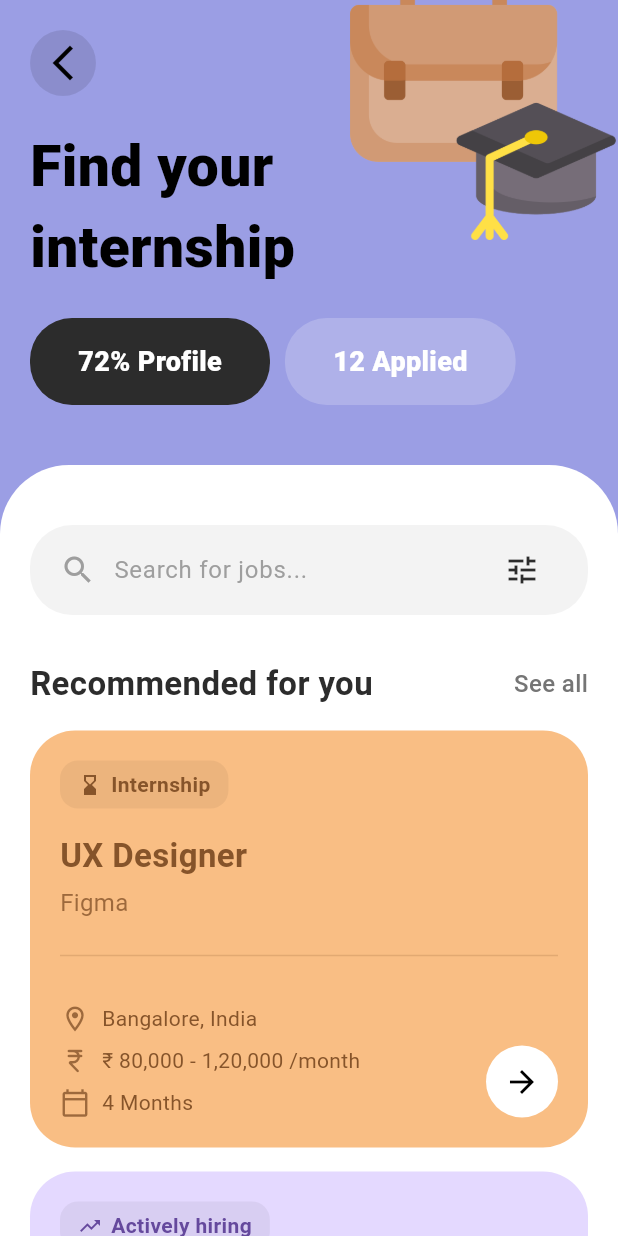
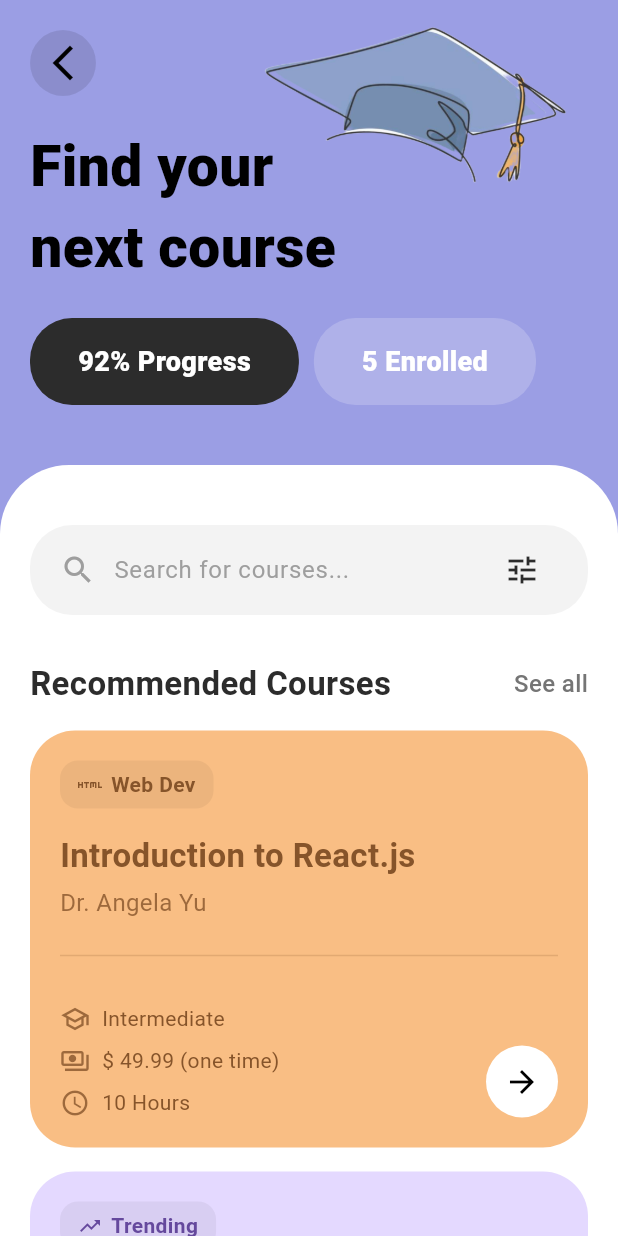
Before and after one commit to Arjav-07/grade_learn, a Flutter app: the InternshipPage screen opened by its route, on a phone screen of 412 x 824 dp. Run offline on Flutter 3.47's test engine with Material 3 defaults, Android fonts, the phone set to English and light mode, and no system bars; our stand-ins replace cloud_firestore, firebase_auth, firebase_core, flutter_dotenv, flutter_staggered_animations; accounts and stored records are empty; network calls fail.

```diff
--- a/lib/auth/onboarding_page.dart
+++ b/lib/auth/onboarding_page.dart
@@ -38,14 +38,14 @@ class _OnboardingScreenState extends State<OnboardingPage> {
   final List<OnboardingModel> _pages = [
     OnboardingModel(
       illustrationPath: 'assets/images/onboarding1.png',
-      title: 'A shop in your pocket.',
+      title: 'A guidance in your pocket.',
       subtitle:
-          "We’re very lucky to find you! With Shoppy we can save your lovely time.",
+          "We’re very lucky to find you! With guidance we can save your lovely time.",
     ),
     OnboardingModel(
       illustrationPath: 'assets/images/onboarding2.png',
       title: 'Everything can be find!',
-      subtitle: "With Shoppy we will not let you be confused. Enjoy shopping!",
+      subtitle: "With SkillWaves we will not let you be confused. Enjoy shopping!",
     ),
   ];
 
--- a/lib/pages/chatwelcome_page.dart
+++ b/lib/pages/chatwelcome_page.dart
@@ -85,7 +85,7 @@ class ChatWelcome extends StatelessWidget {
           const Spacer(),
           // App Title (Center)
           const Text(
-            'Grade Learn',
+            'Skill Waves',
 
             style: TextStyle(
               fontSize: 22,
@@ -144,7 +144,7 @@ class ChatWelcome extends StatelessWidget {
         children: [
           const TextSpan(text: 'Welcome to\n'),
           TextSpan(
-            text: 'Grade Learn ',
+            text: 'Skill Waves',
             style: TextStyle(
               color: kPrimaryGreen,
             ),
--- a/lib/pages/internship_page.dart
+++ b/lib/pages/internship_page.dart
@@ -2,24 +2,24 @@ import 'package:flutter/material.dart';
 import 'package:flutter/services.dart';
 import 'package:grade_learn/screens/internship_detail_page.dart';
 
-// --- Data Model for a Job Card ---
-class JobCardData {
-  final String jobTitle;
-  final String company;
-  final String location;
-  final String salary;
-  final String duration;
+// --- Data Model for a Lesson Card (Renamed and updated fields) ---
+class LessonCardData {
+  final String lessonTitle; // Formerly jobTitle
+  final String instructor; // Formerly company
+  final String level; // Formerly location
+  final String price; // Formerly salary
+  final String totalDuration; // Formerly duration
   final String? tagText;
   final IconData? tagIcon;
   final Color cardColor;
   final Color textColor;
 
-  JobCardData({
-    required this.jobTitle,
-    required this.company,
-    required this.location,
-    required this.salary,
-    required this.duration,
+  LessonCardData({
+    required this.lessonTitle,
+    required this.instructor,
+    required this.level,
+    required this.price,
+    required this.totalDuration,
     this.tagText,
     this.tagIcon,
     required this.cardColor,
@@ -46,83 +46,97 @@ class InternshipPage extends StatefulWidget {
 class _InternshipPageState extends State<InternshipPage> {
   final TextEditingController _searchController = TextEditingController();
 
-  final List<JobCardData> _allJobs = [
-    JobCardData(
-      tagText: 'Internship',
-      tagIcon: Icons.hourglass_bottom_outlined,
-      jobTitle: 'UX Designer',
-      company: 'Figma',
-      location: 'Bangalore, India',
-      salary: '₹ 80,000 - 1,20,000 /month',
-      duration: '4 Months',
+  // Updated Data to LessonCardData
+  final List<LessonCardData> _allLessons = [
+    LessonCardData(
+      tagText: 'Web Dev',
+      tagIcon: Icons.html_outlined,
+      lessonTitle: 'Introduction to React.js',
+      instructor: 'Dr. Angela Yu',
+      level: 'Intermediate',
+      price: '\$ 49.99 (one time)',
+      totalDuration: '10 Hours',
       cardColor: const Color(0xFFF9BE84),
       textColor: const Color(0xFF86542A),
     ),
-    JobCardData(
-      tagText: 'Actively hiring',
+    LessonCardData(
+      tagText: 'Trending',
       tagIcon: Icons.trending_up,
-      jobTitle: 'Graphic Design',
-      company: 'Idea Usher',
-      location: 'Work From Home',
-      salary: '₹ 12,000 - 1,50,000 /month',
-      duration: '6 Months',
+      lessonTitle: 'Complete Python Bootcamp',
+      instructor: 'Jose Portilla',
+      level: 'Beginner',
+      price: '\$ 19.99 (sale price)',
+      totalDuration: '22 Hours',
       cardColor: const Color(0xFFE4D9FF),
       textColor: const Color(0xFF65499D),
     ),
-    JobCardData(
-      tagText: 'Full-Time',
-      tagIcon: Icons.business_center_outlined,
-      jobTitle: 'Flutter Developer',
-      company: 'Skill Waves',
-      location: 'Remote (India)',
-      salary: '₹ 40,000 - 90,000 /month',
-      duration: 'Permanent',
+    LessonCardData(
+      tagText: 'Mobile',
+      tagIcon: Icons.phone_android,
+      lessonTitle: 'Advanced Flutter State Management',
+      instructor: 'Andrea Bizzotto',
+      level: 'Expert',
+      price: '\$ 99.00',
+      totalDuration: '18 Lessons',
       cardColor: kDarkPill,
+      textColor: Colors.white,
+    ),
+    LessonCardData(
+      tagText: 'Database',
+      tagIcon: Icons.storage,
+      lessonTitle: 'SQL and PostgreSQL Basics',
+      instructor: 'Zomato Academy',
+      level: 'Beginner',
+      price: 'Free',
+      totalDuration: '5 Hours',
+      cardColor: const Color(0xFF673AB7),
       textColor: Colors.white,
     ),
   ];
 
-  List<JobCardData> _filteredJobs = [];
+  List<LessonCardData> _filteredLessons = [];
   String _selectedCategory = 'All';
   bool _showCategories = false;
 
   final Map<String, String> _categoryMap = {
     'All': 'All',
-    'Actively hiring': 'Hiring',
-    'Full-Time': 'Full-Time',
-    'Internship': 'Internship',
+    'Web Dev': 'Web Dev',
+    'Mobile': 'Mobile',
+    'Database': 'Database',
+    'Trending': 'Trending',
   };
 
   final Map<String, IconData> _iconMap = {
     'All': Icons.apps,
-    'Hiring': Icons.trending_up,
-    'Full-Time': Icons.business_center,
-    'Internship': Icons.school,
+    'Web Dev': Icons.html_outlined,
+    'Mobile': Icons.phone_android,
+    'Database': Icons.storage,
+    'Trending': Icons.trending_up,
   };
 
   @override
   void initState() {
     super.initState();
-    _filteredJobs = _allJobs;
-    _searchController.addListener(_filterJobs);
+    _filteredLessons = _allLessons;
+    _searchController.addListener(_filterLessons);
   }
 
   @override
   void dispose() {
-    _searchController.removeListener(_filterJobs);
+    _searchController.removeListener(_filterLessons);
     _searchController.dispose();
     super.dispose();
   }
 
-  void _filterJobs() {
+  void _filterLessons() {
     final searchQuery = _searchController.text.toLowerCase();
     setState(() {
-      _filteredJobs = _allJobs.where((job) {
+      _filteredLessons = _allLessons.where((lesson) {
         final categoryMatches =
-            _selectedCategory == 'All' || job.tagText == _selectedCategory;
+            _selectedCategory == 'All' || lesson.tagText == _selectedCategory;
         final searchMatches = searchQuery.isEmpty ||
-            job.jobTitle.toLowerCase().contains(searchQuery) ||
-            job.company.toLowerCase().contains(searchQuery);
+            lesson.lessonTitle.toLowerCase().contains(searchQuery) ||
+            lesson.instructor.toLowerCase().contains(searchQuery);
         return categoryMatches && searchMatches;
       }).toList();
     });
@@ -132,7 +146,7 @@ class _InternshipPageState extends State<InternshipPage> {
     setState(() {
       _selectedCategory = categoryKey;
     });
-    _filterJobs();
+    _filterLessons();
   }
 
   @override
@@ -150,7 +164,7 @@ class _InternshipPageState extends State<InternshipPage> {
           child: Column(
             children: [
               _buildHeader(),
-              _buildInternshipContent(),
+              _buildLessonContent(),
             ],
           ),
         ),
@@ -165,13 +179,15 @@ class _InternshipPageState extends State<InternshipPage> {
         clipBehavior: Clip.none,
         alignment: Alignment.center,
         children: [
+          // Changed image for lessons/courses
           Positioned(
             top: -40,
             right: -20,
             child: SizedBox(
               height: 180,
               child: Image.asset(
-                'assets/images/internship.png',
+                // NOTE: Use a different asset for "learning" if available
+                'assets/images/grad_cap.jpg',
                 fit: BoxFit.contain,
               ),
             ),
@@ -190,7 +206,7 @@ class _InternshipPageState extends State<InternshipPage> {
               ),
               const SizedBox(height: 20),
               const Text(
-                'Find your \ninternship',
+                'Find your \nnext course', // Updated text
                 style: TextStyle(
                     fontSize: 38,
                     fontWeight: FontWeight.w800,
@@ -199,9 +215,9 @@ class _InternshipPageState extends State<InternshipPage> {
               const SizedBox(height: 20),
               Row(
                 children: [
-                  _buildStatPill('72% Profile', const Color(0xFF2C2C2C)),
+                  _buildStatPill('92% Progress', const Color(0xFF2C2C2C)), // Updated stat
                   const SizedBox(width: 10),
-                  _buildStatPill('12 Applied', Colors.white.withOpacity(0.2)),
+                  _buildStatPill('5 Enrolled', Colors.white.withOpacity(0.2)), // Updated stat
                 ],
               ),
             ],
@@ -226,7 +242,7 @@ class _InternshipPageState extends State<InternshipPage> {
     );
   }
 
-  Widget _buildInternshipContent() {
+  Widget _buildLessonContent() {
     return Container(
       width: double.infinity,
       decoration: const BoxDecoration(
@@ -250,9 +266,9 @@ class _InternshipPageState extends State<InternshipPage> {
                   : const SizedBox.shrink(),
             ),
             const SizedBox(height: 30),
-            _buildSectionHeader(context, 'Recommended for you'),
+            _buildSectionHeader(context, 'Recommended Courses'), // Updated text
             const SizedBox(height: 16),
-            _buildJobList(),
+            _buildLessonList(),
             const SizedBox(height: 40),
           ],
         ),
@@ -260,13 +276,13 @@ class _InternshipPageState extends State<InternshipPage> {
     );
   }
 
-  Widget _buildJobList() {
-    if (_filteredJobs.isEmpty) {
+  Widget _buildLessonList() {
+    if (_filteredLessons.isEmpty) {
       return const Padding(
         padding: EdgeInsets.symmetric(vertical: 40.0),
         child: Center(
           child: Text(
-            'No matching jobs found.',
+            'No matching lessons found.', // Updated text
             style: TextStyle(fontSize: 18, color: Colors.grey),
           ),
         ),
@@ -276,31 +292,31 @@ class _InternshipPageState extends State<InternshipPage> {
     return ListView.separated(
       physics: const NeverScrollableScrollPhysics(),
       shrinkWrap: true,
-      itemCount: _filteredJobs.length,
+      itemCount: _filteredLessons.length,
       separatorBuilder: (context, index) => const SizedBox(height: 16),
       itemBuilder: (context, index) {
-        final job = _filteredJobs[index];
-        // --- 2. WRAP THE CARD WITH GESTUREDETECTOR ---
+        final lesson = _filteredLessons[index];
+        // --- NAVIGATE AND PASS THE DATA ---
         return GestureDetector(
           onTap: () {
-            // --- 3. NAVIGATE ON TAP ---
             Navigator.push(
               context,
               MaterialPageRoute(
-                builder: (context) => const InternshipDetailsPage(),
+                // Pass the LessonCardData object
+                builder: (context) => InternshipDetailsPage(lessonData: lesson),
               ),
             );
           },
-          child: _buildJobCard(
-            jobTitle: job.jobTitle,
-            company: job.company,
-            location: job.location,
-            salary: job.salary,
-            duration: job.duration,
-            tagText: job.tagText,
-            tagIcon: job.tagIcon,
-            cardColor: job.cardColor,
-            textColor: job.textColor,
+          child: _buildLessonCard(
+            lessonTitle: lesson.lessonTitle,
+            instructor: lesson.instructor,
+            level: lesson.level,
+            price: lesson.price,
+            totalDuration: lesson.totalDuration,
+            tagText: lesson.tagText,
+            tagIcon: lesson.tagIcon,
+            cardColor: lesson.cardColor,
+            textColor: lesson.textColor,
           ),
         );
       },
@@ -323,7 +339,7 @@ class _InternshipPageState extends State<InternshipPage> {
             child: TextField(
               controller: _searchController,
               decoration: const InputDecoration(
-                hintText: 'Search for jobs...',
+                hintText: 'Search for courses...', // Updated text
                 hintStyle: TextStyle(color: Colors.grey, fontSize: 16),
                 border: InputBorder.none,
               ),
@@ -430,12 +446,13 @@ class _InternshipPageState extends State<InternshipPage> {
     );
   }
 
-  Widget _buildJobCard({
-    required String jobTitle,
-    required String company,
-    required String location,
-    required String salary,
-    required String duration,
+  // Updated method name and parameters to reflect lessons
+  Widget _buildLessonCard({
+    required String lessonTitle,
+    required String instructor,
+    required String level,
+    required String price,
+    required String totalDuration,
     String? tagText,
     IconData? tagIcon,
     required Color cardColor,
@@ -476,7 +493,7 @@ class _InternshipPageState extends State<InternshipPage> {
             ),
           if (tagText != null) const SizedBox(height: 16),
           Text(
-            jobTitle,
+            lessonTitle,
             style: TextStyle(
               fontSize: 22,
               fontWeight: FontWeight.bold,
@@ -485,7 +502,7 @@ class _InternshipPageState extends State<InternshipPage> {
           ),
           const SizedBox(height: 4),
           Text(
-            company,
+            instructor,
             style: TextStyle(fontSize: 16, color: textColor.withOpacity(0.8)),
           ),
           Padding(
@@ -500,11 +517,11 @@ class _InternshipPageState extends State<InternshipPage> {
                   crossAxisAlignment: CrossAxisAlignment.start,
                   children: [
                     _buildDetailRow(
-                        Icons.location_on_outlined, location, textColor),
+                        Icons.school_outlined, level, textColor), // Level
                     _buildDetailRow(
-                        Icons.currency_rupee_rounded, salary, textColor),
+                        Icons.payments_outlined, price, textColor), // Price
                     _buildDetailRow(
-                        Icons.calendar_today_outlined, duration, textColor),
+                        Icons.schedule, totalDuration, textColor), // Duration
                   ],
                 ),
               ),
--- a/lib/screens/applied.dart
+++ b/lib/screens/applied.dart
@@ -55,7 +55,6 @@ class AppliedPage extends StatelessWidget {
   @override
   Widget build(BuildContext context) {
     // --- UI Constants for consistent theming ---
-    const Color primaryBackgroundColor = Color(0xFFFFD9C0);
     const Color cardBackgroundColor = Colors.white;
     const BorderRadius topBorderRadius = BorderRadius.only(
       topLeft: Radius.circular(32),
--- a/lib/settings/setting.dart
+++ b/lib/settings/setting.dart
@@ -3,8 +3,8 @@ import 'package:grade_learn/auth/onboarding_page.dart';
 import 'package:grade_learn/settings/change_password.dart';
 import 'package:grade_learn/settings/edit_profile.dart';
 import 'package:grade_learn/settings/help_center.dart';
-import 'package:grade_learn/settings/privac';
 import 'package:grade_learn/settings/privacy_policy.dart';
+import 'package:grade_learn/settings/terms_and_conditions.dart';
 
 // --- Constants for consistent design ---
 const Color kPrimaryColor = Color(0xFF7A64D8);
@@ -25,7 +25,6 @@ class _SettingsPageState extends State<SettingsPage> {
   @override
   Widget build(BuildContext context) {
     // --- UI Constants for consistent theming ---
-    const Color primaryBackgroundColor = Color(0xFFFFD9C0);
     const Color cardBackgroundColor = Colors.white;
     const BorderRadius topBorderRadius = BorderRadius.only(
       topLeft: Radius.circular(32),
--- a/lib/widgets/navbar.dart
+++ b/lib/widgets/navbar.dart
@@ -1,5 +1,5 @@
 import 'package:flutter/material.dart';
-import 'package:flutter/widgets.dart'; // Needed for Image.asset
+// Needed for Image.asset
 
 // --- Custom NavBar (Provided by User) ---
 
```
Also changed, not shown: lib/main.dart (+11 -19 lines), lib/pages/skill_page.dart (+8 -5 lines), lib/screens/internship_detail_page.dart (+95 -72 lines), lib/screens/skill_detail_page.dart (+64 -43 lines), pubspec.lock, 2 other files.
